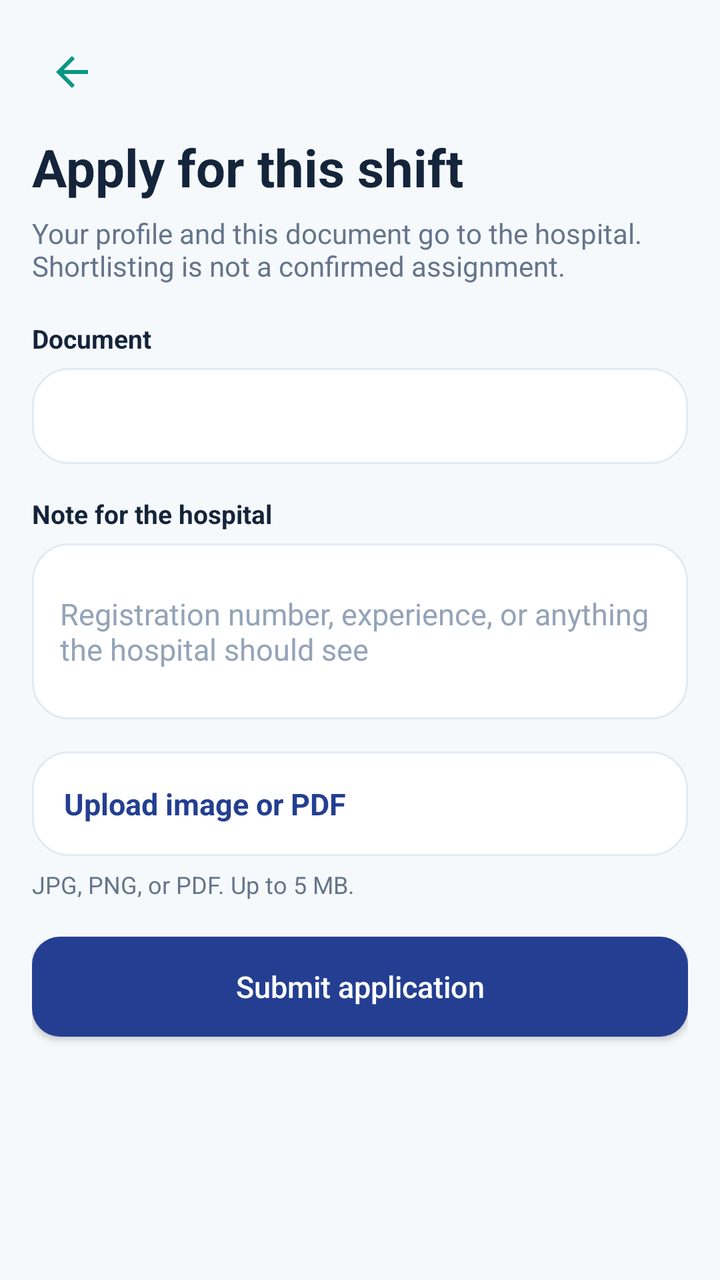
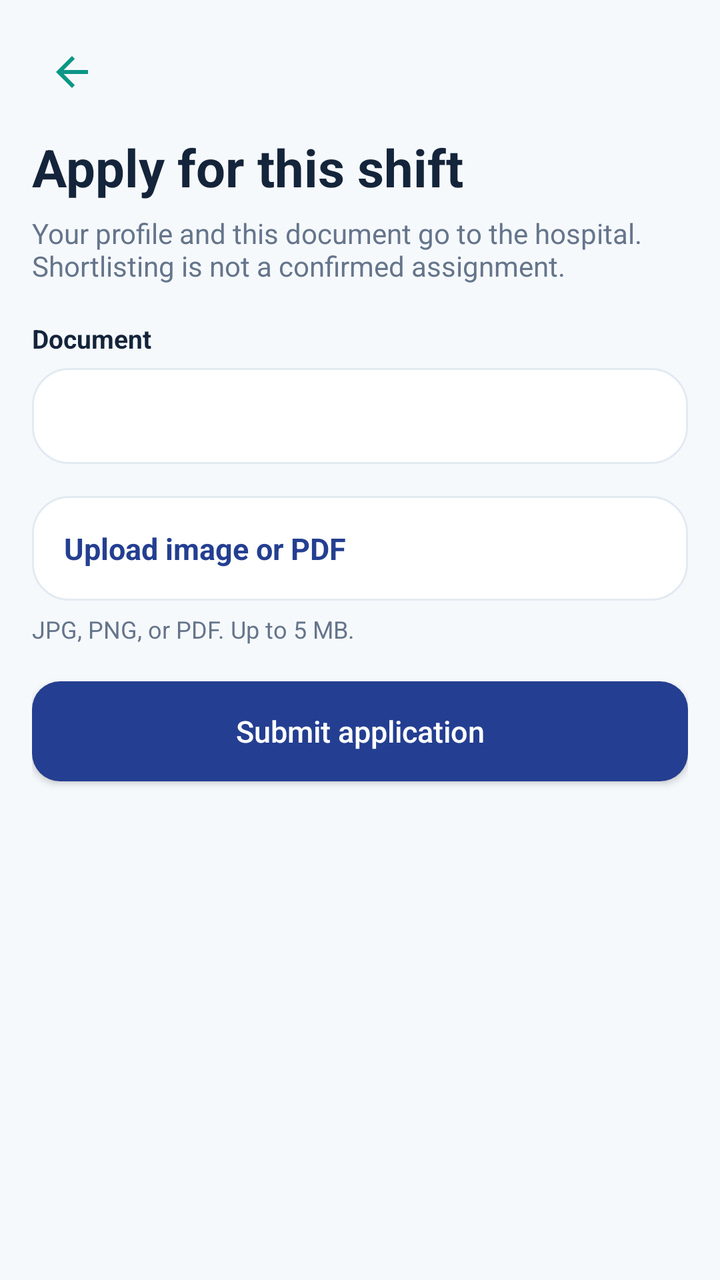

The first picture is an Android layout as it rendered before a commit; the second is the same layout after the commit. The layout source and the unified diff follow.
<!-- AndroidManifest.xml: application theme Theme.Shafi -->
<!-- res/layout/activity_apply.xml -->
<?xml version="1.0" encoding="utf-8"?>
<ScrollView xmlns:android="http://schemas.android.com/apk/res/android"
    android:layout_width="match_parent"
    android:layout_height="match_parent"
    android:background="@color/page"
    android:fillViewport="true">

    <LinearLayout
        android:layout_width="match_parent"
        android:layout_height="wrap_content"
        android:orientation="vertical"
        android:padding="16dp">

        <ImageView
            android:id="@+id/btn_back"
            android:layout_width="40dp"
            android:layout_height="40dp"
            android:background="?attr/selectableItemBackgroundBorderless"
            android:contentDescription="Back"
            android:padding="8dp"
            android:src="@drawable/ic_back" />

        <TextView
            android:layout_width="match_parent"
            android:layout_height="wrap_content"
            android:layout_marginTop="10dp"
            android:text="Apply for this shift"
            android:textColor="@color/navy"
            android:textSize="26sp"
            android:textStyle="bold" />

        <TextView
            android:id="@+id/tv_job"
            android:layout_width="match_parent"
            android:layout_height="wrap_content"
            android:layout_marginTop="6dp"
            android:text="Your profile and this document go to the hospital. Shortlisting is not a confirmed assignment."
            android:textColor="@color/text_secondary"
            android:textSize="14sp" />

        <TextView
            android:layout_width="match_parent"
            android:layout_height="wrap_content"
            android:layout_marginTop="18dp"
            android:text="Document"
            android:textColor="@color/navy"
            android:textSize="13sp"
            android:textStyle="bold" />

        <Spinner
            android:id="@+id/sp_type"
            android:layout_width="match_parent"
            android:layout_height="48dp"
            android:layout_marginTop="6dp"
            android:background="@drawable/bg_card" />

        <TextView
            android:layout_width="match_parent"
            android:layout_height="wrap_content"
            android:layout_marginTop="16dp"
            android:text="Note for the hospital"
            android:textColor="@color/navy"
            android:textSize="13sp"
            android:textStyle="bold" />

        <EditText
            android:id="@+id/et_note"
            android:layout_width="match_parent"
            android:layout_height="wrap_content"
            android:layout_marginTop="6dp"
            android:background="@drawable/bg_card"
            android:hint="Registration number, experience, or anything the hospital should see"
            android:inputType="textCapSentences|textMultiLine"
            android:minHeight="88dp"
            android:padding="14dp"
            android:textColor="@color/navy"
            android:textColorHint="@color/text_muted"
            android:textSize="15sp" />

        <TextView
            android:id="@+id/btn_file"
            android:layout_width="match_parent"
            android:layout_height="wrap_content"
            android:layout_marginTop="16dp"
            android:background="@drawable/bg_card"
            android:foreground="?attr/selectableItemBackground"
            android:gravity="center_vertical"
            android:padding="16dp"
            android:text="Upload image or PDF"
            android:textColor="@color/navy_action"
            android:textSize="15sp"
            android:textStyle="bold" />

        <TextView
            android:id="@+id/tv_file"
            android:layout_width="match_parent"
            android:layout_height="wrap_content"
            android:layout_marginTop="6dp"
            android:text="JPG, PNG, or PDF. Up to 5 MB."
            android:textColor="@color/text_secondary"
            android:textSize="12sp" />

        <TextView
            android:id="@+id/tv_error"
            android:layout_width="match_parent"
            android:layout_height="wrap_content"
            android:layout_marginTop="10dp"
            android:textColor="@color/error"
            android:visibility="gone" />

        <com.example.shafi.ui.SkeletonView
            android:id="@+id/progress"
            android:layout_width="match_parent"
            android:layout_height="wrap_content"
            android:layout_marginTop="12dp"
            android:visibility="gone" />

        <com.google.android.material.button.MaterialButton
            android:id="@+id/btn_submit"
            style="@style/Widget.Shafi.Button"
            android:layout_width="match_parent"
            android:layout_height="wrap_content"
            android:layout_marginTop="18dp"
            android:text="Submit application" />
    </LinearLayout>
</ScrollView>
<!-- resources referenced by this layout -->
<resources>
  <color name="error">#F04444</color>
  <color name="navy">#14243A</color>
  <color name="navy_action">#243F91</color>
  <color name="page">#F6F9FC</color>
  <color name="text_muted">#94A3B8</color>
  <color name="text_secondary">#65758B</color>
  <!-- drawable bg_card (drawable) -->
  <?xml version="1.0" encoding="utf-8"?>
  <shape xmlns:android="http://schemas.android.com/apk/res/android" android:shape="rectangle">
      <solid android:color="@color/white" />
      <stroke android:width="1dp" android:color="@color/line" />
      <corners android:radius="18dp" />
  </shape>
  <!-- drawable ic_back (drawable) -->
  <?xml version="1.0" encoding="utf-8"?>
  <vector xmlns:android="http://schemas.android.com/apk/res/android"
      android:width="24dp"
      android:height="24dp"
      android:viewportWidth="24"
      android:viewportHeight="24">
      <path
          android:fillColor="@color/theme"
          android:pathData="M20,11H7.83l5.59,-5.59L12,4l-8,8 8,8 1.41,-1.41L7.83,13H20v-2z" />
  </vector>
  <style name="Widget.Shafi.Button" parent="Widget.MaterialComponents.Button">
          <item name="cornerRadius">14dp</item>
          <item name="android:textAllCaps">false</item>
          <item name="android:fontFamily">sans-serif-medium</item>
          <item name="android:letterSpacing">0</item>
          <item name="android:textSize">15sp</item>
          <item name="android:minHeight">50dp</item>
          <item name="android:insetTop">0dp</item>
          <item name="android:insetBottom">0dp</item>
          <item name="android:textColor">@color/button_text</item>
          <item name="backgroundTint">@color/button_fill</item>
          <item name="rippleColor">#66FFFFFF</item>
          <item name="iconTint">@color/button_text</item>
      </style>
  <style name="Theme.Shafi" parent="Theme.MaterialComponents.Light.NoActionBar">
          <item name="colorPrimary">@color/theme</item>
          <item name="colorPrimaryVariant">@color/theme</item>
          <item name="colorOnPrimary">@color/white</item>
          <item name="colorSecondary">@color/theme</item>
          <item name="colorSecondaryVariant">@color/theme</item>
          <item name="colorOnSecondary">@color/white</item>
          <item name="android:statusBarColor">@color/white</item>
          <item name="android:navigationBarColor">@color/white</item>
          <item name="android:windowLightNavigationBar">true</item>
          <item name="android:windowBackground">@color/page</item>
          <item name="android:windowLightStatusBar">true</item>
          <item name="textInputStyle">@style/Widget.Shafi.TextInput</item>
          <item name="colorControlHighlight">#33243F91</item>
      </style>
  <color name="white">#FFFFFFFF</color>
  <color name="line">#E3EAF1</color>
  <color name="theme">#0B9685</color>
  <style name="Widget.Shafi.TextInput" parent="Widget.MaterialComponents.TextInputLayout.OutlinedBox">
          <item name="boxStrokeColor">@color/input_stroke</item>
          <item name="boxStrokeWidth">1.5dp</item>
          <item name="boxStrokeWidthFocused">2dp</item>
          <item name="boxCornerRadiusTopStart">12dp</item>
          <item name="boxCornerRadiusTopEnd">12dp</item>
          <item name="boxCornerRadiusBottomStart">12dp</item>
          <item name="boxCornerRadiusBottomEnd">12dp</item>
          <item name="hintTextColor">@color/input_hint</item>
          <item name="android:textColorHint">@color/text_muted</item>
          <item name="boxBackgroundColor">@color/white</item>
          <item name="errorTextColor">@color/error</item>
          <item name="boxStrokeErrorColor">@color/error</item>
          <item name="endIconTint">@color/text_secondary</item>
          <item name="hintTextAppearance">@style/Text.Shafi.FieldHint</item>
      </style>
  <style name="Text.Shafi.FieldHint" parent="TextAppearance.MaterialComponents.Caption">
          <item name="android:textSize">13sp</item>
          <item name="android:fontFamily">sans-serif-medium</item>
      </style>
</resources>

<!-- the commit's change to res/layout/activity_apply.xml (unified diff, before → after) -->
@@ -55,29 +55,6 @@
             android:background="@drawable/bg_card" />
 
         <TextView
-            android:layout_width="match_parent"
-            android:layout_height="wrap_content"
-            android:layout_marginTop="16dp"
-            android:text="Note for the hospital"
-            android:textColor="@color/navy"
-            android:textSize="13sp"
-            android:textStyle="bold" />
-
-        <EditText
-            android:id="@+id/et_note"
-            android:layout_width="match_parent"
-            android:layout_height="wrap_content"
-            android:layout_marginTop="6dp"
-            android:background="@drawable/bg_card"
-            android:hint="Registration number, experience, or anything the hospital should see"
-            android:inputType="textCapSentences|textMultiLine"
-            android:minHeight="88dp"
-            android:padding="14dp"
-            android:textColor="@color/navy"
-            android:textColorHint="@color/text_muted"
-            android:textSize="15sp" />
-
-        <TextView
             android:id="@+id/btn_file"
             android:layout_width="match_parent"
             android:layout_height="wrap_content"
